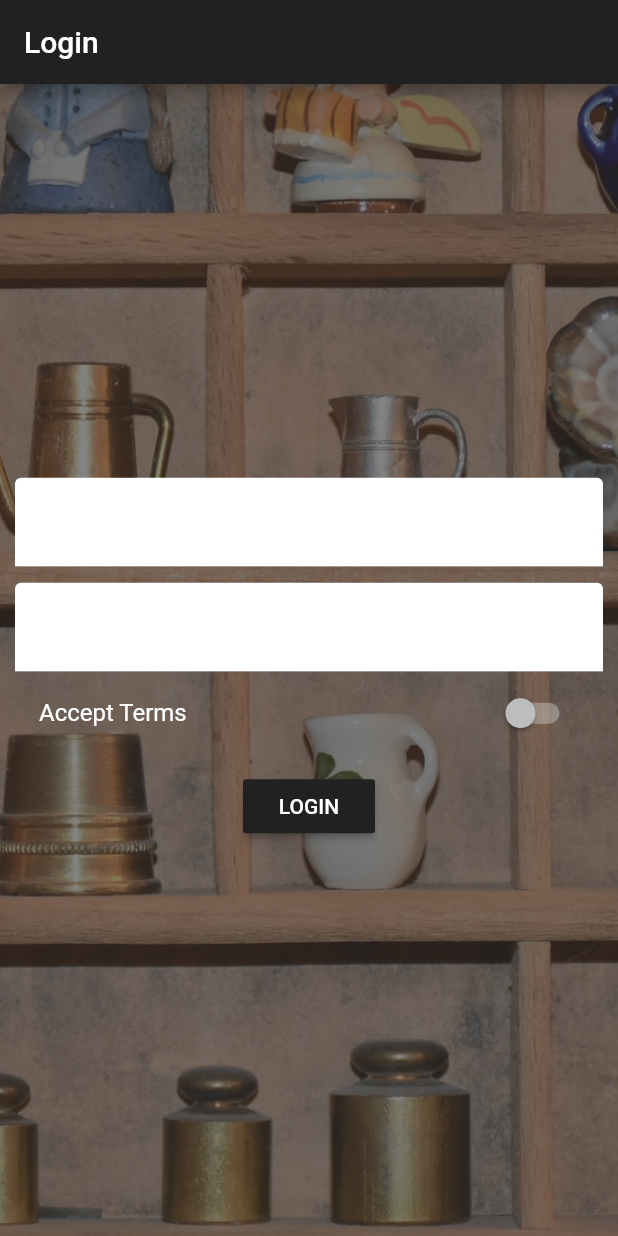
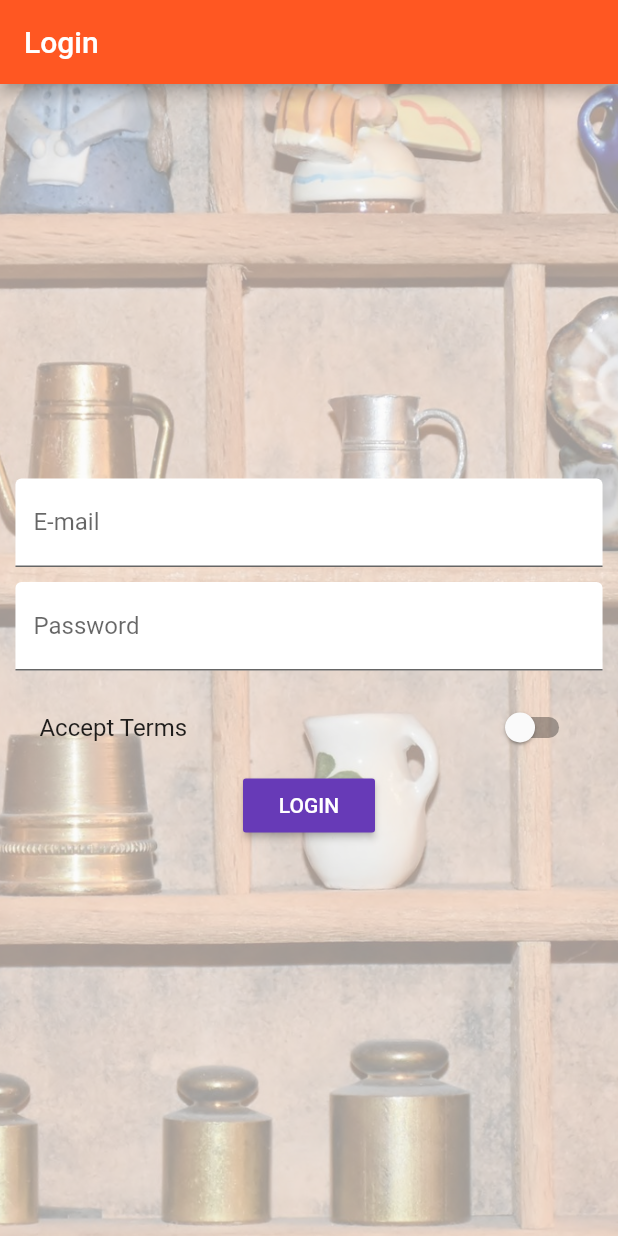
Before and after one commit to GianclaudioCarella/flutter_course, a Flutter app: the screen it shows after launch, on a phone screen of 412 x 824 dp. Run offline on Flutter 3.47's test engine with Material 2 defaults, Android fonts, the phone set to English and light mode, and no system bars.

```diff
--- a/lib/main.dart
+++ b/lib/main.dart
@@ -42,9 +42,10 @@ class _MyAppState extends State<MyApp> {
   Widget build(BuildContext context) {
     return MaterialApp(
       theme: ThemeData(
-        brightness: Brightness.dark,
+        brightness: Brightness.light,
         primarySwatch: Colors.deepOrange,
         accentColor: Colors.deepPurple,
+        buttonColor: Colors.deepPurple,
         //fontFamily: 'Oswald'
       ),
 
--- a/lib/pages/auth.dart
+++ b/lib/pages/auth.dart
@@ -13,64 +13,92 @@ class _AuthPageState extends State<AuthPage> {
   String _passwordValue;
   bool _acceptTerms = false;
 
+  DecorationImage _buildBackgroundImage() {
+    return DecorationImage(
+      fit: BoxFit.cover,
+      colorFilter:
+          ColorFilter.mode(Colors.black.withOpacity(0.4), BlendMode.dstATop),
+      image: AssetImage('assets/background.jpg'),
+    );
+  }
+
+  Widget _buildEmailTextField() {
+    return TextField(
+      decoration: InputDecoration(
+          labelText: 'E-mail', filled: true, fillColor: Colors.white),
+      keyboardType: TextInputType.emailAddress,
+      onChanged: (String value) {
+        setState(() {
+          _emailValue = value;
+        });
+      },
+    );
+  }
+
+  Widget _buildPasswordTextField() {
+    return TextField(
+      decoration: InputDecoration(
+          labelText: 'Password', filled: true, fillColor: Colors.white),
+      obscureText: true,
+      onChanged: (String value) {
+        setState(() {
+          _passwordValue = value;
+        });
+      },
+    );
+  }
+
+  Widget _buildAcceptSwitch() {
+    return SwitchListTile(
+      value: _acceptTerms,
+      onChanged: (bool value) {
+        _acceptTerms = value;
+      },
+      title: Text('Accept Terms'),
+    );
+  }
+
+  void _submit() {
+    print(_emailValue);
+    print(_passwordValue);
+    Navigator.pushReplacementNamed(context, '/products');
+  }
+
   @override
   Widget build(BuildContext context) {
+    final double deviceWidth = MediaQuery.of(context).size.width;
+    final double targetWidth = deviceWidth > 768.0 ? 500.0 : MediaQuery.of(context).size.width * 0.95;
     return Scaffold(
         appBar: AppBar(
           title: Text('Login'),
         ),
         body: Container(
           decoration: BoxDecoration(
-              image: DecorationImage(
-                  fit: BoxFit.cover,
-                  colorFilter: ColorFilter.mode(
-                      Colors.black.withOpacity(0.4), BlendMode.dstATop),
-                  image: AssetImage('assets/background.jpg'))),
+            image: _buildBackgroundImage(),
+          ),
           padding: EdgeInsets.all(10.0),
           child: Center(
             child: SingleChildScrollView(
+              child: Container(
+                width: targetWidth,
                 child: Column(
                   children: <Widget>[
-                  TextField(
-                    decoration: InputDecoration(labelText: 'E-mail', filled: true, fillColor: Colors.white),
-                    keyboardType: TextInputType.emailAddress,
-                    onChanged: (String value) {
-                      setState(() {
-                        _emailValue = value;
-                      });
-                    },
-                  ),
-                  SizedBox(height: 10.9 ,),
-                  TextField(
-                    decoration: InputDecoration(labelText: 'Password', filled: true, fillColor: Colors.white),
-                    obscureText: true,
-                    onChanged: (String value) {
-                      setState(() {
-                        _passwordValue = value;
-                      });
-                    },
-                  ),
-                  SwitchListTile(
-                    value: _acceptTerms,
-                    onChanged: (bool value) {
-                      _acceptTerms = value;
-                    },
-                    title: Text('Accept Terms'),
-                  ),
+                    _buildEmailTextField(),
                     SizedBox(
                       height: 10.0,
                     ),
+                    _buildPasswordTextField(),
+                    SizedBox(
+                      height: 10.0,
+                    ),
+                    _buildAcceptSwitch(),
                     RaisedButton(
-                    color: Theme.of(context).primaryColor,
                       textColor: Colors.white,
                       child: Text('LOGIN'),
-                    onPressed: () {
-                      print(_emailValue);
-                      print(_passwordValue);
-                      Navigator.pushReplacementNamed(context, '/products');
-                    },
+                      onPressed: _submit,
                     ),
                   ],
+                ),
               ),
             ),
           ),
```
Also changed, not shown: lib/pages/product.dart (+24 -20 lines), lib/pages/product_create.dart (+47 -21 lines), lib/pages/products.dart (+9 -5 lines), lib/pages/products_admin.dart (+11 -7 lines), lib/widgets/products/product_card.dart (+20 -11 lines). Lines whose indentation alone changed are shown as unchanged.
